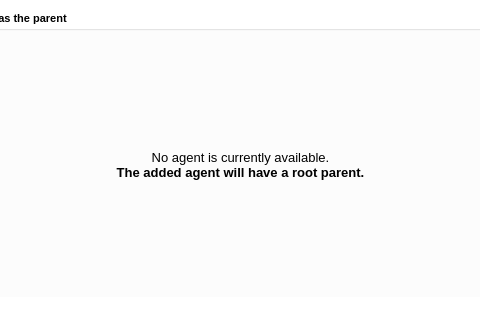
First picture: the form in ui/dialogs/agentedit.ui, repository amirmohsen1384/legendary-os, before the edit; both pictures show x 100 to 580 and y 0 to 326 of the 681 by 687 pixel window.
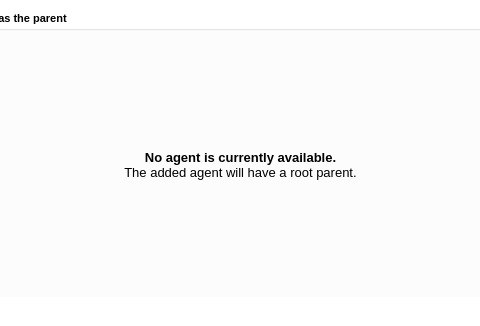
Second picture: the form after the edit.

Patch:
```diff
--- a/ui/dialogs/agentedit.ui
+++ b/ui/dialogs/agentedit.ui
@@ -87,7 +87,7 @@
          </font>
         </property>
         <property name="text">
-         <string>&lt;html&gt;&lt;head/&gt;&lt;body&gt;&lt;p&gt;No agent is currently available.&lt;br/&gt;&lt;span style=&quot; font-weight:700;&quot;&gt;The added agent will have a root parent.&lt;/span&gt;&lt;/p&gt;&lt;/body&gt;&lt;/html&gt;</string>
+         <string>&lt;html&gt;&lt;head/&gt;&lt;body&gt;&lt;p&gt;&lt;span style=&quot; font-weight:700;&quot;&gt;No agent is currently available.&lt;/span&gt;&lt;br/&gt;The added agent will have a root parent.&lt;/p&gt;&lt;/body&gt;&lt;/html&gt;</string>
         </property>
         <property name="alignment">
          <set>Qt::AlignmentFlag::AlignCenter</set>
```
